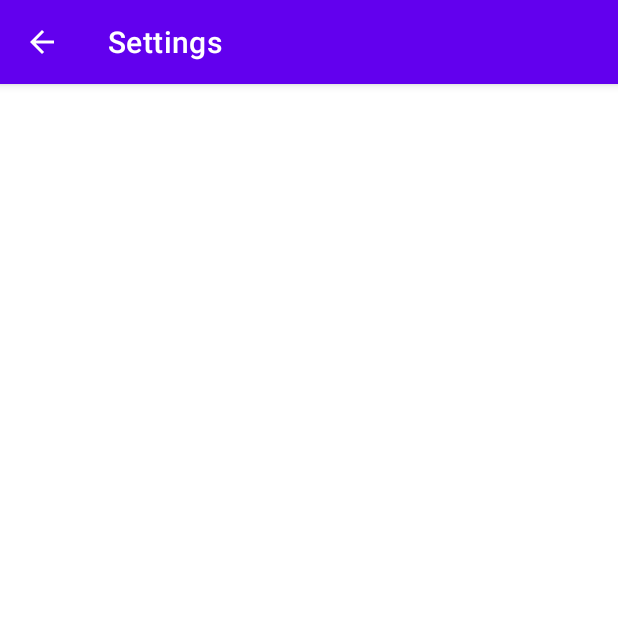
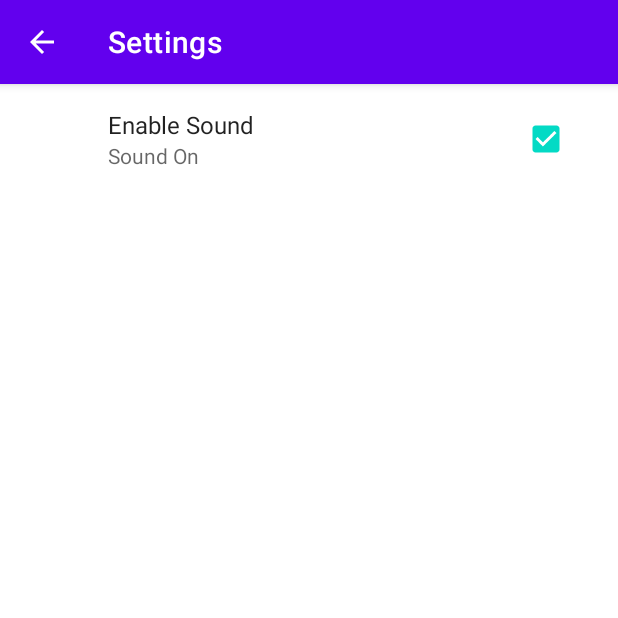
Before and after one commit to AlbertBurn/Timer, an Android app: the SettingsActivity screen opened directly, with no data from a screen before it, on a phone screen of 412 x 824 dp, the top half of it. Run offline under Robolectric (Android 15) with nearby library versions, the light colour scheme and no system bars; our stand-ins replace androidx.preference.

Commit message:
Added Settings Fragment with Sound On/Off

```diff
--- a/app/build.gradle
+++ b/app/build.gradle
@@ -38,8 +38,12 @@ dependencies {
     implementation 'androidx.appcompat:appcompat:1.5.1'
     implementation 'com.google.android.material:material:1.7.0'
     implementation 'androidx.constraintlayout:constraintlayout:2.1.4'
+    implementation 'androidx.preference:preference:1.2.0'
     testImplementation 'junit:junit:4.13.2'
     androidTestImplementation 'androidx.test.ext:junit:1.1.3'
     androidTestImplementation 'androidx.test.espresso:espresso-core:3.4.0'
+    def lifecycle_version = "2.4.0"
+    implementation "androidx.lifecycle:lifecycle-viewmodel:$lifecycle_version"
+    implementation "androidx.lifecycle:lifecycle-viewmodel-ktx:$lifecycle_version"
 
 }
--- /dev/null
+++ b/app/src/main/java/com/droiddev26/cooltimer/SettingsFragment.kt
@@ -0,0 +1,11 @@
+package com.droiddev26.cooltimer
+
+import android.os.Bundle
+import androidx.preference.PreferenceFragmentCompat
+
+class SettingsFragment : PreferenceFragmentCompat() {
+
+    override fun onCreatePreferences(savedInstanceState: Bundle?, rootKey: String?) {
+        addPreferencesFromResource(R.xml.root_preferences)
+    }
+}
--- a/app/src/main/res/layout/activity_settings.xml
+++ b/app/src/main/res/layout/activity_settings.xml
@@ -1,9 +1,9 @@
 <?xml version="1.0" encoding="utf-8"?>
-<androidx.constraintlayout.widget.ConstraintLayout xmlns:android="http://schemas.android.com/apk/res/android"
-    xmlns:app="http://schemas.android.com/apk/res-auto"
-    xmlns:tools="http://schemas.android.com/tools"
+<fragment xmlns:android="http://schemas.android.com/apk/res/android"
+    android:id="@+id/activity_settings"
+    android:name="com.droiddev26.cooltimer.SettingsFragment"
     android:layout_width="match_parent"
-    android:layout_height="match_parent"
-    tools:context=".SettingsActivity">
+    android:layout_height="match_parent">
 
-</androidx.constraintlayout.widget.ConstraintLayout>
+
+</fragment>
--- a/app/src/main/res/values/themes.xml
+++ b/app/src/main/res/values/themes.xml
@@ -12,5 +12,6 @@
         <!-- Status bar color. -->
         <item name="android:statusBarColor">?attr/colorPrimaryVariant</item>
         <!-- Customize your theme here. -->
+        <item name="preferenceTheme">@style/PreferenceThemeOverlay</item>
     </style>
 </resources>
--- /dev/null
+++ b/app/src/main/res/xml/root_preferences.xml
@@ -0,0 +1,11 @@
+<PreferenceScreen
+    xmlns:android="http://schemas.android.com/apk/res/android">
+
+    <CheckBoxPreference
+        android:defaultValue="true"
+        android:key="enable_sound"
+        android:title="Enable Sound"
+        android:summaryOn="Sound On"
+        android:summaryOff="Sound Off"/>
+
+</PreferenceScreen>
```
Also changed, not shown: app/src/main/java/com/droiddev26/cooltimer/MainActivity.kt (+8 -2 lines), app/src/main/res/values/strings.xml (+14 -0 lines).
